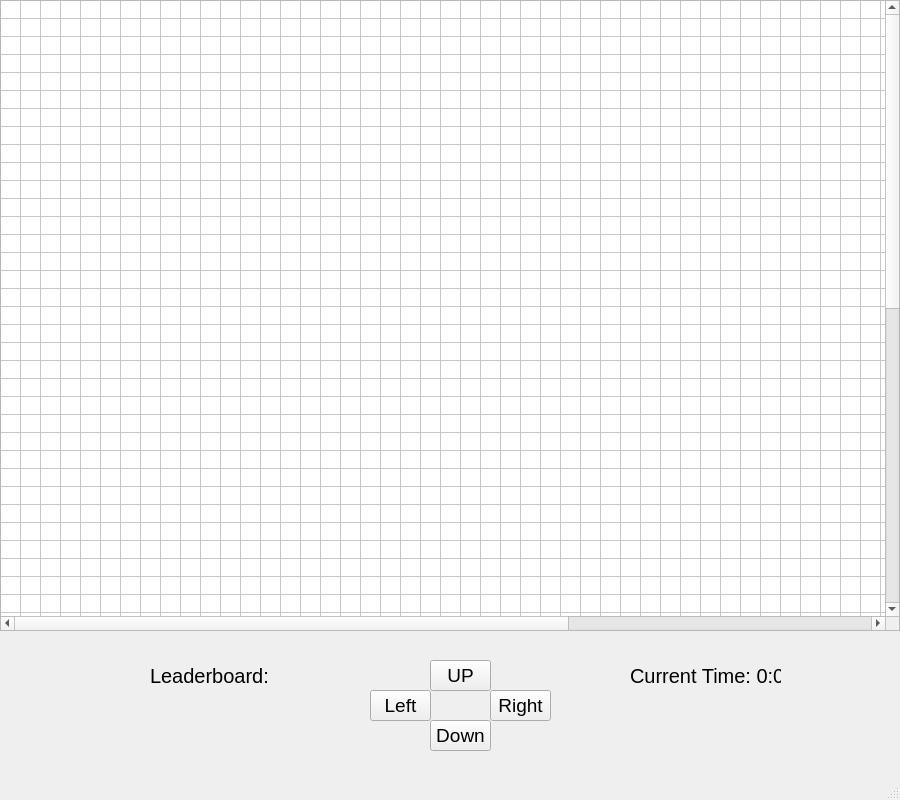
The window that maze-game-gui.ui (cmaul25/CIST-1620-Final-Project-2) describes before a commit, drawn with Qt 5.
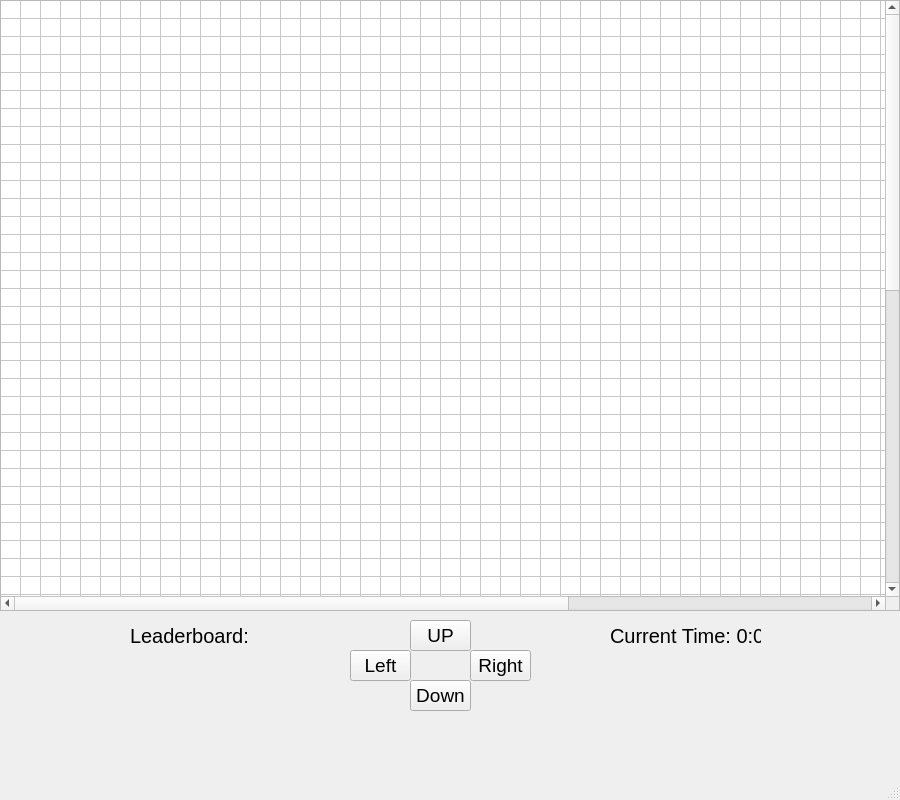
The same window after the commit.

Commit message: Maze Controls #1

What changed in the file:
```diff
--- a/maze-game-gui.ui
+++ b/maze-game-gui.ui
@@ -29,8 +29,8 @@
    <widget class="QPushButton" name="UpButton">
     <property name="geometry">
      <rect>
-      <x>430</x>
-      <y>660</y>
+      <x>410</x>
+      <y>620</y>
       <width>61</width>
       <height>31</height>
      </rect>
@@ -47,8 +47,8 @@
    <widget class="QPushButton" name="RightButton">
     <property name="geometry">
      <rect>
-      <x>490</x>
-      <y>690</y>
+      <x>470</x>
+      <y>650</y>
       <width>61</width>
       <height>31</height>
      </rect>
@@ -65,8 +65,8 @@
    <widget class="QPushButton" name="LeftButton">
     <property name="geometry">
      <rect>
-      <x>370</x>
-      <y>690</y>
+      <x>350</x>
+      <y>650</y>
       <width>61</width>
       <height>31</height>
      </rect>
@@ -83,8 +83,8 @@
    <widget class="QPushButton" name="pushButton_4">
     <property name="geometry">
      <rect>
-      <x>430</x>
-      <y>720</y>
+      <x>410</x>
+      <y>680</y>
       <width>61</width>
       <height>31</height>
      </rect>
@@ -104,7 +104,7 @@
       <x>0</x>
       <y>0</y>
       <width>900</width>
-      <height>631</height>
+      <height>611</height>
      </rect>
     </property>
     <property name="maximumSize">
@@ -306,8 +306,8 @@
    <widget class="QLabel" name="label">
     <property name="geometry">
      <rect>
-      <x>150</x>
-      <y>660</y>
+      <x>130</x>
+      <y>620</y>
       <width>151</width>
       <height>31</height>
      </rect>
@@ -324,8 +324,8 @@
    <widget class="QLabel" name="label_3">
     <property name="geometry">
      <rect>
-      <x>630</x>
-      <y>660</y>
+      <x>610</x>
+      <y>620</y>
       <width>151</width>
       <height>31</height>
      </rect>
```
Left out of the diff: 6 changed lines with no effect on the pictures. The commit also changes 2 other files.
